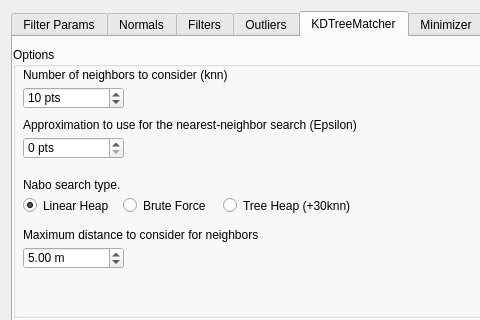
Before: the Qt Designer form plugins/core/Standard/qLibpointmatcher/ui/LibpointmatcherConvergenceDialog.ui in dagata-mining/CloudCompare, drawn with Qt 5; both pictures show x 0 to 480 and y 0 to 320 of the 770 by 501 pixel window.
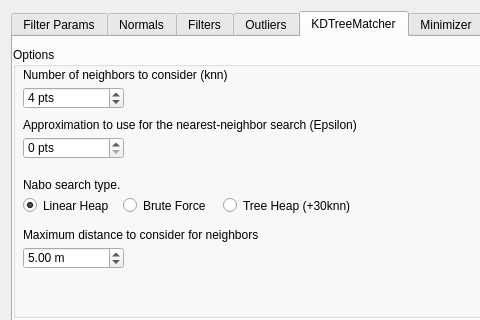
After: the same form once the commit is applied. The open tabs and pages were chosen to show the change. Icons and pictures are not drawn.

Patch:
```diff
--- a/plugins/core/Standard/qLibpointmatcher/ui/LibpointmatcherConvergenceDialog.ui
+++ b/plugins/core/Standard/qLibpointmatcher/ui/LibpointmatcherConvergenceDialog.ui
@@ -2927,7 +2927,7 @@
          <double>1.000000000000000</double>
         </property>
         <property name="value">
-         <double>10.000000000000000</double>
+         <double>4.000000000000000</double>
         </property>
        </widget>
        <widget class="QLabel" name="kdTreeKnnTitle">
```
Left out of the diff: 14 changed lines with no effect on the pictures.
